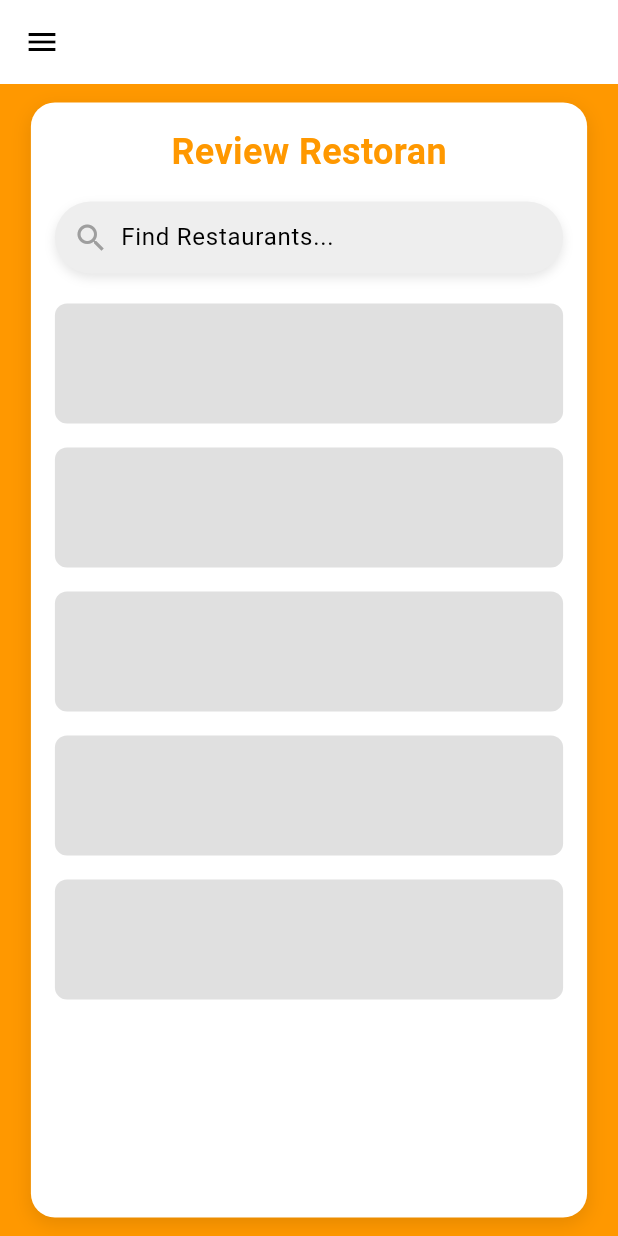
After one commit to Sajiwara/sajiwara-mobile, a Flutter app: the ReviewPage screen opened directly, on a phone screen of 412 x 824 dp. The commit adds this screen. Run offline on Flutter 3.47's test engine with Material 3 defaults, Android fonts, the phone set to English and light mode, and no system bars; our stand-ins replace flutter_animate; missing offline and left inert: pbp_django_auth.

Commit message:
tampilan untuk review

```diff
--- /dev/null
+++ b/lib/review/screens/review.dart
@@ -0,0 +1,123 @@
+import 'package:flutter/material.dart';
+import 'package:sajiwara/widgets/left_drawer.dart';
+
+class ReviewPage extends StatelessWidget {
+  const ReviewPage({super.key});
+
+  @override
+  Widget build(BuildContext context) {
+    // Get screen width
+    final screenWidth = MediaQuery.of(context).size.width;
+
+    return Scaffold(
+      appBar: AppBar(
+        leading: Builder(
+          builder: (context) => IconButton(
+            icon: const Icon(Icons.menu),
+            onPressed: () => Scaffold.of(context).openDrawer(),
+          ),
+        ),
+        backgroundColor: Colors.transparent,
+        elevation: 0,
+      ),
+      drawer: const LeftDrawer(),
+      body: Stack(
+        children: [
+          // Bottom Layer: Orange Background
+          Container(
+            color: Colors.orange,
+          ),
+
+          // Top Layer: Light Grey Background and Content
+          SafeArea(
+            child: Container(
+              // Use percentage-based margin
+              margin: EdgeInsets.symmetric(
+                horizontal: screenWidth * 0.05, // 5% of screen width
+                vertical: screenWidth * 0.03, // 3% of screen width for vertical margin
+              ),
+              decoration: BoxDecoration(
+                color: Colors.white,
+                borderRadius: BorderRadius.circular(16),
+                boxShadow: [
+                  BoxShadow(
+                    color: Colors.black.withOpacity(0.1),
+                    blurRadius: 10,
+                    offset: const Offset(0, 4),
+                  ),
+                ],
+              ),
+              child: Column(
+                children: [
+                  const SizedBox(height: 16),
+                  // Title
+                  const Text(
+                    "Review Restoran",
+                    style: TextStyle(
+                      fontSize: 24,
+                      fontWeight: FontWeight.bold,
+                      color: Colors.orange,
+                    ),
+                  ),
+                  const SizedBox(height: 16),
+
+                  // Search Bar
+                  Padding(
+                    padding: const EdgeInsets.symmetric(horizontal: 16.0),
+                    child: Container(
+                      padding: const EdgeInsets.symmetric(horizontal: 12.0),
+                      decoration: BoxDecoration(
+                        color: Colors.grey[200],
+                        borderRadius: BorderRadius.circular(30.0),
+                        boxShadow: [
+                          BoxShadow(
+                            color: Colors.black.withOpacity(0.1),
+                            blurRadius: 5,
+                            offset: const Offset(0, 3),
+                          ),
+                        ],
+                      ),
+                      child: Row(
+                        children: [
+                          const Icon(Icons.search, color: Colors.grey),
+                          const SizedBox(width: 8.0),
+                          Expanded(
+                            child: TextField(
+                              decoration: const InputDecoration(
+                                hintText: "Find Restaurants...",
+                                border: InputBorder.none,
+                              ),
+                            ),
+                          ),
+                        ],
+                      ),
+                    ),
+                  ),
+                  const SizedBox(height: 20),
+
+                  // Grey Boxes (Placeholder)
+                  Expanded(
+                    child: ListView.builder(
+                      padding: const EdgeInsets.symmetric(horizontal: 16.0),
+                      itemCount: 5, // Adjust the number of grey boxes here
+                      itemBuilder: (context, index) {
+                        return Container(
+                          height: 80,
+                          margin: const EdgeInsets.only(bottom: 16.0),
+                          decoration: BoxDecoration(
+                            color: Colors.grey[300],
+                            borderRadius: BorderRadius.circular(8.0),
+                          ),
+                        );
+                      },
+                    ),
+                  ),
+                ],
+              ),
+            ),
+          ),
+        ],
+      ),
+    );
+  }
+}
--- a/lib/screens/login.dart
+++ b/lib/screens/login.dart
@@ -45,7 +45,7 @@ class _LoginPageState extends State<LoginPage>
     String password = _passwordController.text;
 
     final response = await request.login(
-        "http://theresia-tarianingsih-sajiwaraweb.pbp.cs.ui.ac.id/auth/login/",
+        "http://127.0.0.1:8000/auth/login/",
         {
           'username': username,
           'password': password,
--- a/lib/screens/menu.dart
+++ b/lib/screens/menu.dart
@@ -3,6 +3,7 @@ import 'package:flutter_animate/flutter_animate.dart';
 import 'package:sajiwara/screens/login.dart';
 import 'package:sajiwara/widgets/left_drawer.dart';
 import 'package:sajiwara/wishlistresto/screens/menu_wishlistresto.dart';
+import 'package:sajiwara/review/screens/review.dart';
 
 class MyHomePage extends StatelessWidget {
   MyHomePage({super.key});
@@ -129,6 +130,15 @@ class ItemCard extends StatelessWidget {
           (Route<dynamic> route) => false,
         );
         break;
+      case "Review":
+        Navigator.push(
+          context,
+          MaterialPageRoute(
+            builder: (context) => const ReviewPage(),
+          ),
+        );
+        break;
+
       default: // TODO: add routing kalian
         ScaffoldMessenger.of(context)
           ..hideCurrentSnackBar()
--- a/lib/screens/register.dart
+++ b/lib/screens/register.dart
@@ -66,7 +66,7 @@ class _RegisterPageState extends State<RegisterPage>
     }
 
     final response = await request.postJson(
-      "http://theresia-tarianingsih-sajiwaraweb.pbp.cs.ui.ac.id/auth/register/",
+      "http://127.0.0.1:8000/auth/register/",
       jsonEncode({
         "username": username,
         "password1": password1,
```
